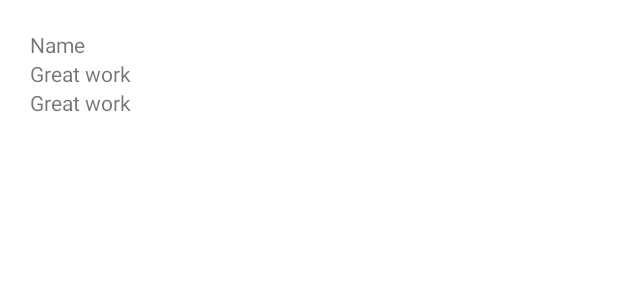
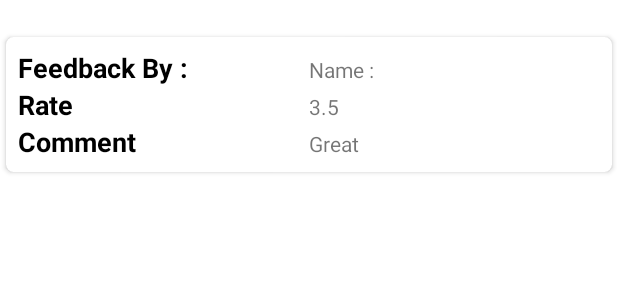
Before and after one commit to Zac-Mwangi/TaskItApp, an Android app: the layout comment_list.xml on its own in the app's theme, with its tools: preview values and no code run, on a phone screen of 412 x 824 dp. Shown: the top 300 px of the screen. Run offline under Robolectric (Android 15) with nearby library versions, the phone set to English and light mode, and no system bars; network calls fail.

Commit message:
commect working with onclick on the text

```diff
--- a/app/src/main/java/com/example/taskit/Sample2Activity.java
+++ b/app/src/main/java/com/example/taskit/Sample2Activity.java
@@ -60,7 +60,7 @@ public class Sample2Activity extends AppCompatActivity implements View.OnClickLi
     private final String loadComment = savedInfo.theUrl+"comments.php";
     String getFullname,getPhone,getLocation_string,rating;
     int getUser_id,response_total; float response_average;
-    TextView name,ttlTV,aveTV;
+    TextView name,ttlTV,aveTV,comments;
     Button msg, call,BTN_feedback;
     EditText et_feedback;
     RatingBar ratingbar;
@@ -87,6 +87,7 @@ public class Sample2Activity extends AppCompatActivity implements View.OnClickLi
         et_feedback = findViewById(R.id.et_feedback);
         ttlTV = findViewById(R.id.ttl_feedback_value);
         aveTV = findViewById(R.id.avr_rating_value);
+        comments = findViewById(R.id.comments);
 
         v = (Vibrator) getSystemService(Context.VIBRATOR_SERVICE);
         LL = findViewById(R.id.mll);
@@ -113,12 +114,10 @@ public class Sample2Activity extends AppCompatActivity implements View.OnClickLi
 
         List = new ArrayList<>();
 
-
-       // LoadComments();
-
         msg.setOnClickListener(this);
         call.setOnClickListener(this);
         BTN_feedback.setOnClickListener(this);
+        comments.setOnClickListener(this);
     }
     @Override
     public boolean onSupportNavigateUp() {
@@ -133,6 +132,10 @@ public class Sample2Activity extends AppCompatActivity implements View.OnClickLi
             Intent intent = new Intent(this,MsgActivity.class);
             intent.putExtra("getPhone",getPhone);
             startActivity(intent);
+        }if(v==comments){
+            //Toast.makeText(this, "Comments", Toast.LENGTH_SHORT).show();
+            LoadComments();
+            comments.setEnabled(false);
         }
         if(v==call) {
             if (ContextCompat.checkSelfPermission(Sample2Activity.this, Manifest.permission.CALL_PHONE)
@@ -162,7 +165,14 @@ public class Sample2Activity extends AppCompatActivity implements View.OnClickLi
     }
     private void displayLoader2() {
         pDialog = new ProgressDialog(Sample2Activity.this, R.style.MyAlertDialogStyle);
-        pDialog.setMessage("Loading details...");
+        pDialog.setMessage("Loading Rates...");
+        pDialog.setIndeterminate(false);
+        pDialog.setCancelable(false);
+        pDialog.show();
+    }
+    private void displayLoader3() {
+        pDialog = new ProgressDialog(Sample2Activity.this, R.style.MyAlertDialogStyle);
+        pDialog.setMessage("Loading Comments...");
         pDialog.setIndeterminate(false);
         pDialog.setCancelable(false);
         pDialog.show();
@@ -226,6 +236,7 @@ public class Sample2Activity extends AppCompatActivity implements View.OnClickLi
     }
     private void load() {
         displayLoader2();
+      //  LoadComments();
         StringRequest request = new StringRequest(Request.Method.POST, loadURL, response -> {
             //dismiss loader
             pDialog.dismiss();
@@ -261,9 +272,10 @@ public class Sample2Activity extends AppCompatActivity implements View.OnClickLi
             }
         };
         Volley.newRequestQueue(this).add(request);
+       // LoadComments();
     }
     public void LoadComments() {
-        displayLoader();
+        displayLoader3();
         StringRequest stringRequest = new StringRequest(Request.Method.POST, loadComment,
                 response -> {
                     pDialog.dismiss();
@@ -280,9 +292,9 @@ public class Sample2Activity extends AppCompatActivity implements View.OnClickLi
                             //adding the product to product list
                             List.add(new commentsModel(
                                     ls.getString("date_posted"),
-                                    ls.getString("feedback_by"),
+                                    ls.getString("feedback_text"),
                                     ls.getDouble("rate"),
-                                    ls.getString("feedback_text")
+                                    ls.getString("feedback_by")
 
                             ));
                         }
--- a/app/src/main/res/layout/activity_sample2.xml
+++ b/app/src/main/res/layout/activity_sample2.xml
@@ -171,15 +171,15 @@
         android:layout_width="match_parent"
         android:layout_height="wrap_content"
         android:layout_marginStart="32dp"
-        android:padding="20dp"
+        android:layout_marginTop="8dp"
+        android:layout_marginEnd="32dp"
         android:orientation="vertical"
-        android:layout_marginTop="20dp"
-        android:layout_marginEnd="32dp"
         >
         <TextView
             android:layout_width="match_parent"
             android:layout_height="wrap_content"
             android:text="Comments :"
+            android:id="@+id/comments"
             android:textSize="20sp"
             />
         <androidx.recyclerview.widget.RecyclerView
--- a/app/src/main/res/layout/comment_list.xml
+++ b/app/src/main/res/layout/comment_list.xml
@@ -1,23 +1,91 @@
 <?xml version="1.0" encoding="utf-8"?>
 <LinearLayout xmlns:android="http://schemas.android.com/apk/res/android"
-    android:orientation="vertical" android:layout_width="match_parent"
+    android:layout_width="match_parent"
     android:layout_height="match_parent"
-    android:padding="20dp"
+    xmlns:app="http://schemas.android.com/apk/res-auto"
+    android:id="@+id/homeCardV"
+    android:layout_marginTop="20dp"
     >
-    <TextView
+    <androidx.cardview.widget.CardView
         android:layout_width="match_parent"
         android:layout_height="wrap_content"
-        android:id="@+id/Name"
-        android:text="Name"/>
-    <TextView
-        android:layout_width="match_parent"
-        android:layout_height="wrap_content"
-        android:id="@+id/rateTV"
-        android:text="Great work"/>
-    <TextView
-        android:layout_width="match_parent"
-        android:layout_height="wrap_content"
-        android:id="@+id/commentTV"
-        android:text="Great work"/>
+        app:cardCornerRadius="5dp"
+        app:cardElevation="2dp"
+        app:cardUseCompatPadding="true">
+
+        <RelativeLayout
+            android:layout_width="match_parent"
+            android:layout_height="wrap_content"
+            android:padding="8dp">
+            <LinearLayout
+                android:layout_width="match_parent"
+                android:layout_height="wrap_content"
+                android:id="@+id/LL1"
+                android:orientation="horizontal">
+                <TextView
+                    android:layout_width="0dp"
+                    android:layout_weight="1"
+                    android:layout_height="wrap_content"
+                    android:id="@+id/product_name"
+                    android:textSize="18sp"
+                    android:textStyle="bold"
+                    android:textColor="#000"
+                    android:text="Feedback By : "
+                    />
+                <TextView
+                    android:layout_width="0dp"
+                    android:layout_weight="1"
+                    android:layout_height="wrap_content"
+                    android:text="@string/full_name"
+                    android:id="@+id/Name"
+                    />
+            </LinearLayout>
+            <LinearLayout
+                android:layout_width="match_parent"
+                android:layout_height="wrap_content"
+                android:layout_below="@+id/LL1"
+                android:id="@+id/LL2"
+                android:orientation="horizontal">
+
+                <TextView
+                    android:id="@+id/product_price"
+                    android:layout_width="0dp"
+                    android:layout_height="wrap_content"
+                    android:layout_weight="1"
+                    android:text="Rate"
+                    android:textColor="#000"
+                    android:textSize="18sp"
+                    android:textStyle="bold" />
+                <TextView
+                    android:layout_width="0dp"
+                    android:layout_weight="1"
+                    android:layout_height="wrap_content"
+                    android:text="3.5"
+                    android:id="@+id/rateTV" />
+            </LinearLayout>
+            <LinearLayout
+                android:layout_width="match_parent"
+                android:layout_height="wrap_content"
+                android:layout_below="@+id/LL2"
+                android:orientation="horizontal">
+                <TextView
+                    android:layout_width="0dp"
+                    android:layout_height="wrap_content"
+                    android:layout_weight="1"
+                    android:id="@+id/email"
+                    android:text="Comment"
+                    android:textSize="18sp"
+                    android:textColor="#000"
+                    android:textStyle="bold"
+                    />
+                <TextView
+                    android:layout_width="0dp"
+                    android:layout_weight="1"
+                    android:layout_height="wrap_content"
+                    android:text="Great"
+                    android:id="@+id/commentTV" />
+            </LinearLayout>
+        </RelativeLayout>
+    </androidx.cardview.widget.CardView>
 
 </LinearLayout>
```
Also changed, not shown: 1 other file.
